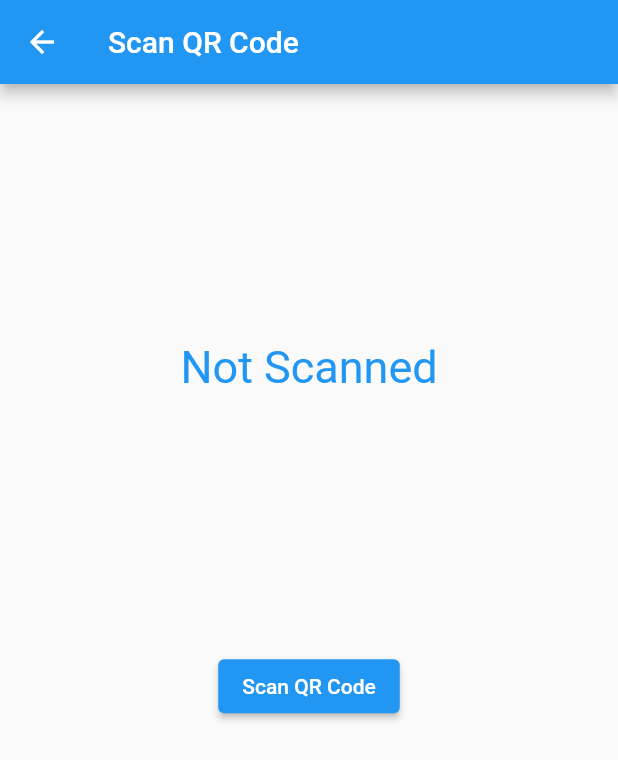
After one commit to firdaus452maulana/flutter_qrcode, a Flutter app: the screen it shows after launch, after a tap on "Scan New", on a phone screen of 412 x 824 dp. The commit adds this screen. Shown: the top 760 px of the screen. Run offline on Flutter 3.47's test engine with Material 2 defaults, Android fonts, the phone set to English and light mode, and no system bars; our stand-ins replace google_fonts, qr_flutter; missing offline and left inert: flutter_barcode_scanner, qr_code_scanner.

Commit message:
Add Scanner using flutter_barcode_scanner

```diff
--- a/lib/main.dart
+++ b/lib/main.dart
@@ -1,6 +1,7 @@
 import 'package:flutter/material.dart';
 import 'package:flutter_qrcode/generate_qrcode.dart';
 import 'package:flutter_qrcode/result_scan.dart';
+import 'package:flutter_qrcode/scan_barcode.dart';
 import 'package:flutter_qrcode/scan_qrcode.dart';
 import 'package:qr_flutter/qr_flutter.dart';
 
@@ -54,7 +55,20 @@ class _MainMenuState extends State<MainMenu> {
                 onPressed: () {
                   Navigator.push(context, MaterialPageRoute(builder: (context) => ScanQrCode()));
                 },
-              )
+              ),
+
+              SizedBox(height: 12,),
+
+              RaisedButton(
+                child: Text(
+                    "Scan New"
+                ),
+                onPressed: (){
+                  Navigator.push(context, MaterialPageRoute(builder: (context){
+                    return ScanBarcode();
+                  }));
+                },
+              ),
             ],
           )
       ),
--- /dev/null
+++ b/lib/scan_barcode.dart
@@ -0,0 +1,51 @@
+import 'package:flutter/material.dart';
+import 'package:flutter_barcode_scanner/flutter_barcode_scanner.dart';
+
+class ScanBarcode extends StatefulWidget {
+  @override
+  _ScanBarcodeState createState() => _ScanBarcodeState();
+}
+
+class _ScanBarcodeState extends State<ScanBarcode> {
+  double height, width;
+  String qrString = "Not Scanned";
+  @override
+  Widget build(BuildContext context) {
+    height = MediaQuery.of(context).size.height;
+    width = MediaQuery.of(context).size.width;
+    return Scaffold(
+      appBar: AppBar(
+        title: Text("Scan QR Code"),
+      ),
+      body: Column(
+        mainAxisAlignment: MainAxisAlignment.spaceEvenly,
+        children: [
+          Text(
+            qrString,
+            style: TextStyle(color: Colors.blue, fontSize: 30),
+          ),
+          ElevatedButton(
+            onPressed: scanQR,
+            child: Text("Scan QR Code"),
+          ),
+          SizedBox(width: width),
+        ],
+      ),
+    );
+  }
+
+  Future<void> scanQR() async {
+    try {
+      FlutterBarcodeScanner.scanBarcode("#2A99CF", "Cancel", true, ScanMode.QR)
+          .then((value) {
+        setState(() {
+          qrString = value;
+        });
+      });
+    } catch (e) {
+      setState(() {
+        qrString = "unable to read the qr";
+      });
+    }
+  }
+}
--- a/pubspec.yaml
+++ b/pubspec.yaml
@@ -31,6 +31,7 @@ dependencies:
   qr_flutter:
   google_fonts:
   qr_code_scanner:
+  flutter_barcode_scanner: ^2.0.0
 
 dev_dependencies:
   flutter_test:
```
Also changed, not shown: pubspec.lock, 1 other file.
